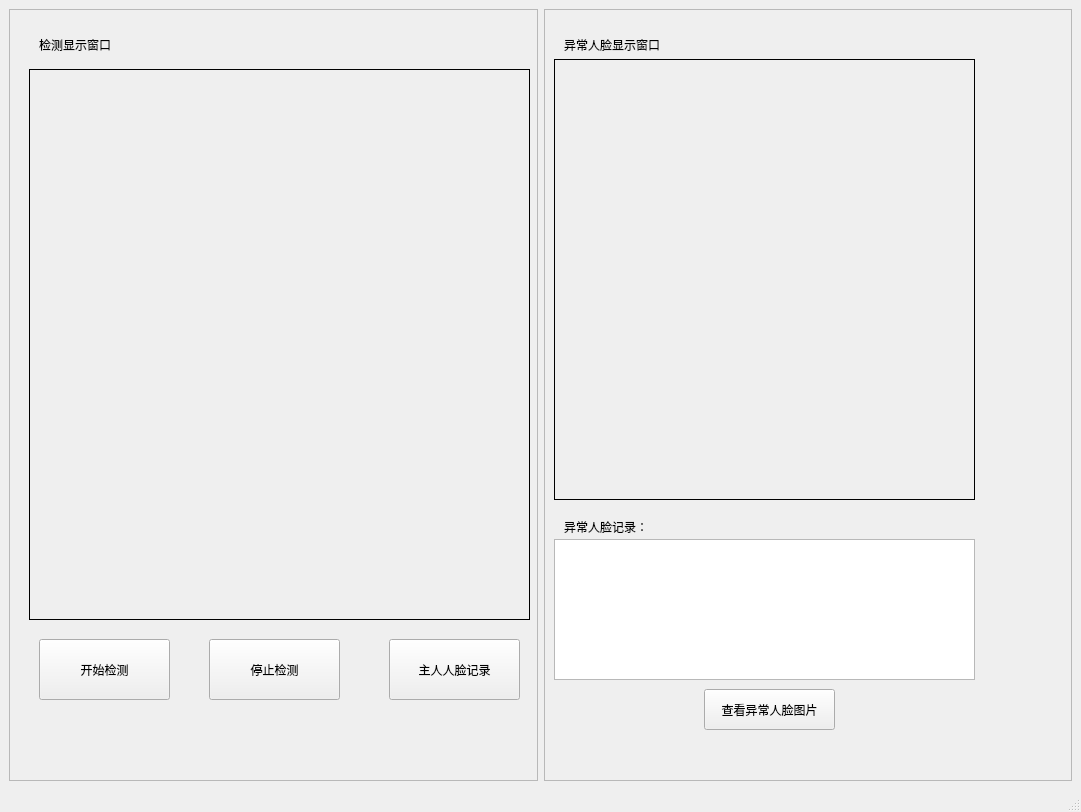
Above: Windows/doorWindow.ui from w3903771/Home before the change. Below: the same form after it.
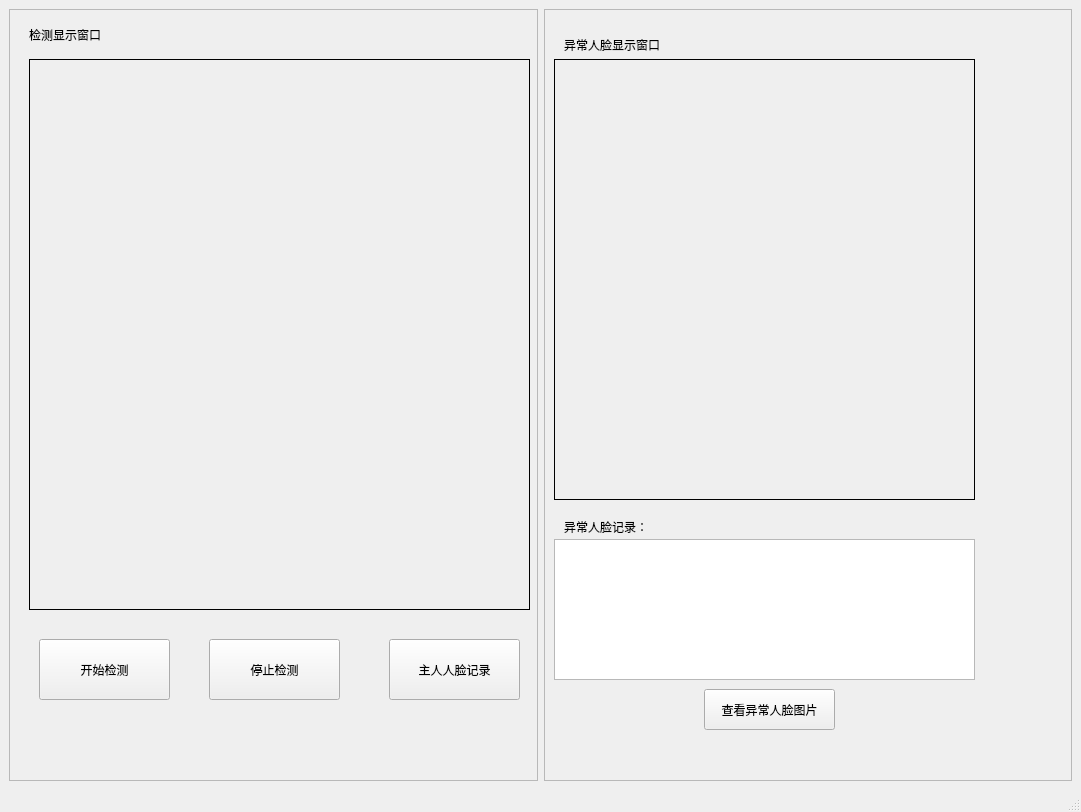
That is the form after the change. Icons and pictures are not drawn.

Patch:
```diff
--- a/Windows/doorWindow.ui
+++ b/Windows/doorWindow.ui
@@ -13,6 +13,10 @@
   <property name="windowTitle">
    <string>智能门禁</string>
   </property>
+     <property name="styleSheet">
+         <string notr="true">#doorWindow{border-image: url(:/Resources/Recognition.jpg);}
+         </string>
+     </property>
   <widget class="QWidget" name="centralwidget">
    <layout class="QHBoxLayout" name="horizontalLayout">
     <item>
@@ -26,8 +30,8 @@
       <widget class="QLabel" name="label_1">
        <property name="geometry">
         <rect>
-         <x>30</x>
-         <y>20</y>
+               <x>20</x>
+               <y>10</y>
          <width>121</width>
          <height>31</height>
         </rect>
@@ -40,7 +44,7 @@
        <property name="geometry">
         <rect>
          <x>20</x>
-         <y>60</y>
+            <y>50</y>
          <width>501</width>
          <height>551</height>
         </rect>
```
Left out of the diff: 10 changed lines with no effect on the pictures. Lines whose indentation alone changed are shown as unchanged.
